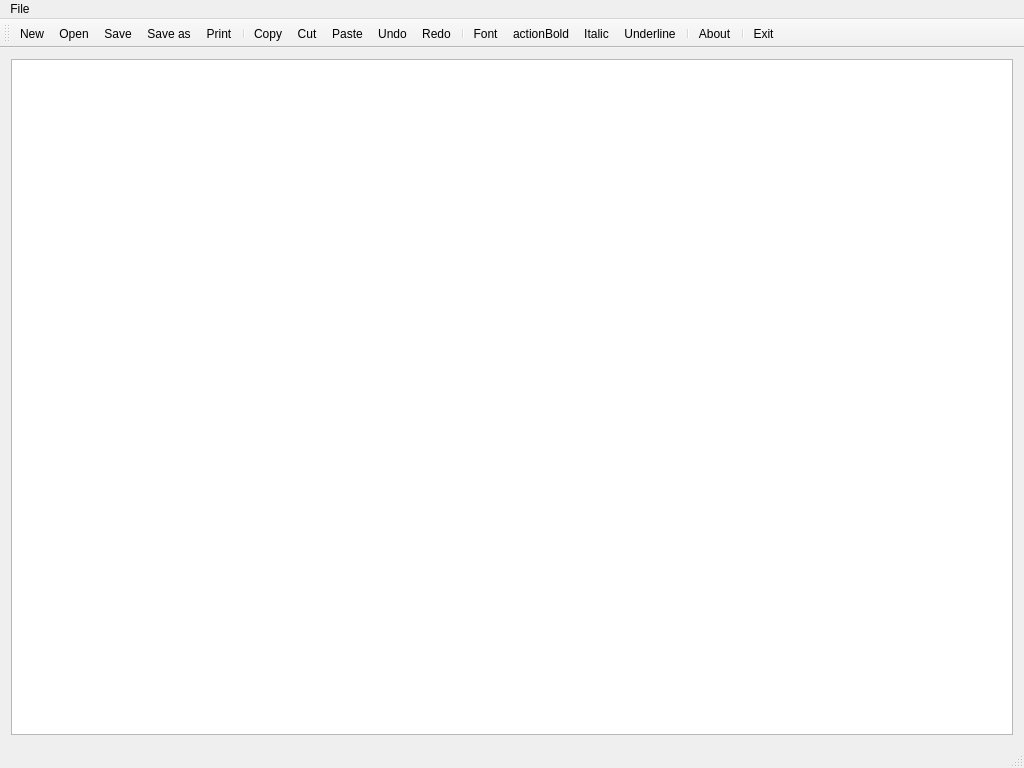
First picture: the form in linty/MainWindow.ui, repository Ayymoose/PC-Lint-GUI, before the edit.
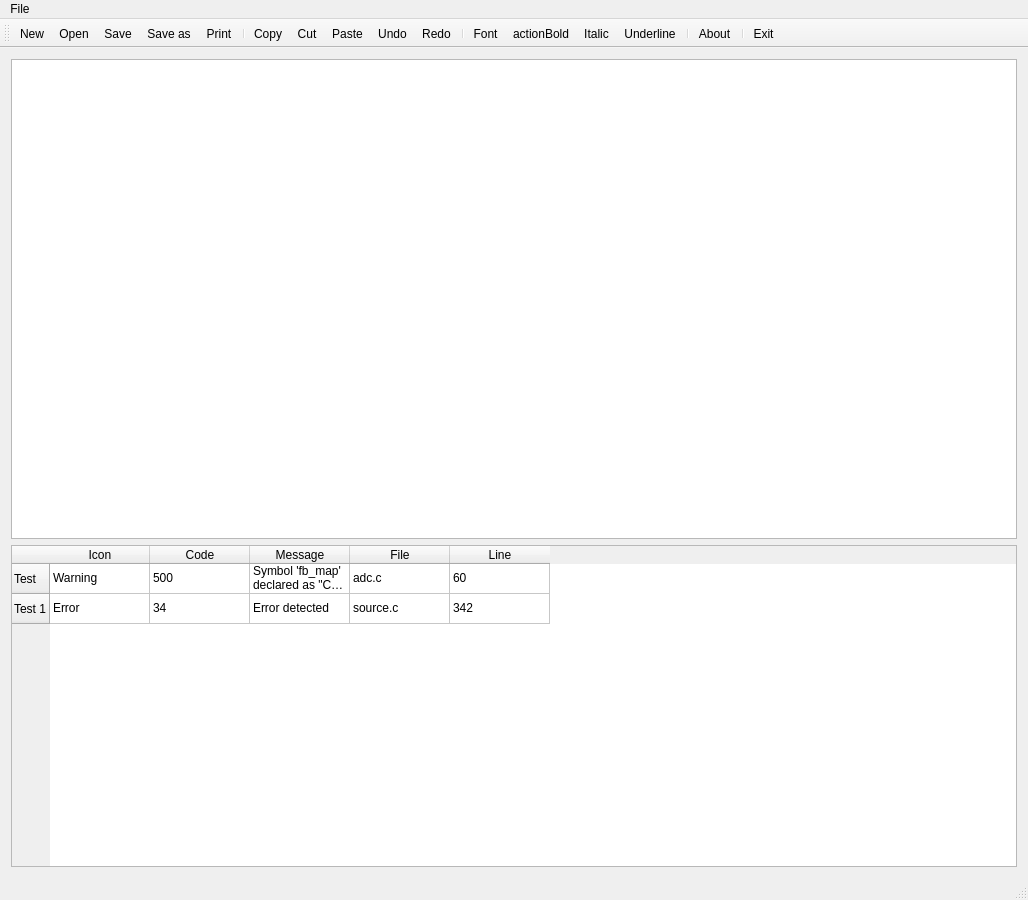
Second picture: the form after the edit. Icons and pictures are not drawn.

Commit message: feature: add tableview widget at bottom

```diff
--- a/linty/MainWindow.ui
+++ b/linty/MainWindow.ui
@@ -7,16 +7,169 @@
     <x>0</x>
     <y>0</y>
     <width>1024</width>
-    <height>768</height>
+    <height>900</height>
    </rect>
   </property>
+  <property name="sizePolicy">
+   <sizepolicy hsizetype="Fixed" vsizetype="Fixed">
+    <horstretch>0</horstretch>
+    <verstretch>0</verstretch>
+   </sizepolicy>
+  </property>
   <property name="windowTitle">
    <string>Notepad</string>
   </property>
   <widget class="QWidget" name="centralWidget">
    <layout class="QVBoxLayout" name="verticalLayout">
     <item>
-     <widget class="QTextEdit" name="textEdit"/>
+     <widget class="QTextEdit" name="textEdit">
+      <property name="enabled">
+       <bool>true</bool>
+      </property>
+      <property name="sizePolicy">
+       <sizepolicy hsizetype="Minimum" vsizetype="Minimum">
+        <horstretch>0</horstretch>
+        <verstretch>0</verstretch>
+       </sizepolicy>
+      </property>
+      <property name="minimumSize">
+       <size>
+        <width>1006</width>
+        <height>480</height>
+       </size>
+      </property>
+      <property name="maximumSize">
+       <size>
+        <width>1006</width>
+        <height>480</height>
+       </size>
+      </property>
+      <property name="baseSize">
+       <size>
+        <width>320</width>
+        <height>240</height>
+       </size>
+      </property>
+      <property name="autoFillBackground">
+       <bool>false</bool>
+      </property>
+      <property name="sizeAdjustPolicy">
+       <enum>QAbstractScrollArea::AdjustIgnored</enum>
+      </property>
+     </widget>
+    </item>
+    <item>
+     <widget class="QTableWidget" name="tableWidget">
+      <property name="sizePolicy">
+       <sizepolicy hsizetype="Expanding" vsizetype="Expanding">
+        <horstretch>0</horstretch>
+        <verstretch>0</verstretch>
+       </sizepolicy>
+      </property>
+      <property name="minimumSize">
+       <size>
+        <width>1006</width>
+        <height>207</height>
+       </size>
+      </property>
+      <property name="baseSize">
+       <size>
+        <width>1006</width>
+        <height>207</height>
+       </size>
+      </property>
+      <property name="mouseTracking">
+       <bool>true</bool>
+      </property>
+      <property name="sortingEnabled">
+       <bool>true</bool>
+      </property>
+      <row>
+       <property name="text">
+        <string>Test</string>
+       </property>
+      </row>
+      <row>
+       <property name="text">
+        <string>Test 1</string>
+       </property>
+      </row>
+      <column>
+       <property name="text">
+        <string>Icon</string>
+       </property>
+      </column>
+      <column>
+       <property name="text">
+        <string>Code</string>
+       </property>
+      </column>
+      <column>
+       <property name="text">
+        <string>Message</string>
+       </property>
+      </column>
+      <column>
+       <property name="text">
+        <string>File</string>
+       </property>
+      </column>
+      <column>
+       <property name="text">
+        <string>Line</string>
+       </property>
+      </column>
+      <item row="0" column="0">
+       <property name="text">
+        <string>Warning</string>
+       </property>
+      </item>
+      <item row="0" column="1">
+       <property name="text">
+        <string>500</string>
+       </property>
+      </item>
+      <item row="0" column="2">
+       <property name="text">
+        <string>Symbol 'fb_map' declared as &quot;C&quot; conflicts with line 181, file ..\src\vardefs.c</string>
+       </property>
+      </item>
+      <item row="0" column="3">
+       <property name="text">
+        <string>adc.c</string>
+       </property>
+      </item>
+      <item row="0" column="4">
+       <property name="text">
+        <string>60</string>
+       </property>
+      </item>
+      <item row="1" column="0">
+       <property name="text">
+        <string>Error</string>
+       </property>
+      </item>
+      <item row="1" column="1">
+       <property name="text">
+        <string>34</string>
+       </property>
+      </item>
+      <item row="1" column="2">
+       <property name="text">
+        <string>Error detected</string>
+       </property>
+      </item>
+      <item row="1" column="3">
+       <property name="text">
+        <string>source.c</string>
+       </property>
+      </item>
+      <item row="1" column="4">
+       <property name="text">
+        <string>342</string>
+       </property>
+      </item>
+     </widget>
     </item>
    </layout>
   </widget>
```
The commit also changes 3 other files.
